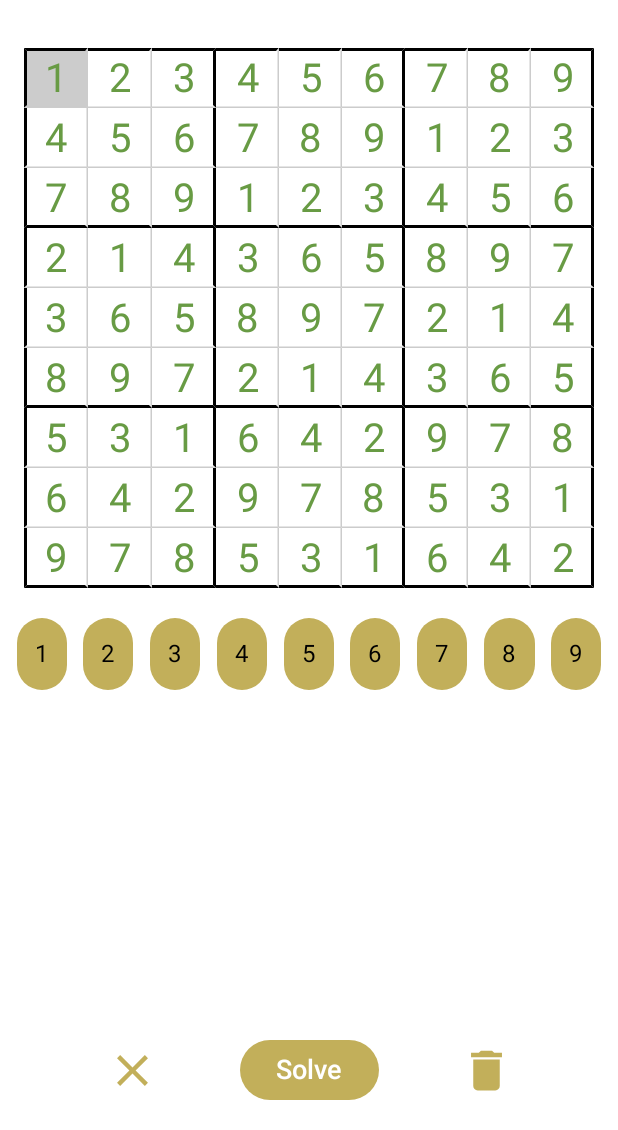
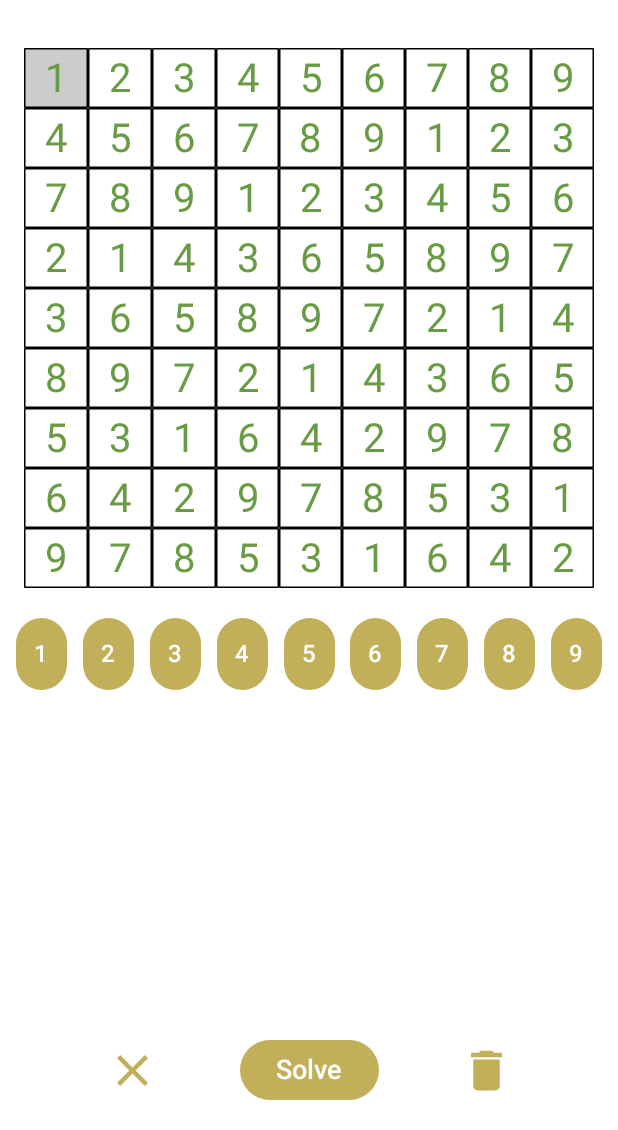
Before and after one commit to AdamDawi/Sudoku-solver, an Android app built with Jetpack Compose: the screen it shows after launch (MainActivity), after a tap on "Solve", on a phone screen of 412 x 824 dp, the part 106-1236 px from its top. Run offline under Robolectric (Android 15) with nearby library versions, the phone set to English and light mode, and no system bars.

Commit message:
FIX: recomposition of all cells when cell was clicked

```diff
--- a/app/src/main/AndroidManifest.xml
+++ b/app/src/main/AndroidManifest.xml
@@ -16,7 +16,8 @@
             android:name=".presentation.MainActivity"
             android:exported="true"
             android:label="@string/app_name"
-            android:theme="@style/Theme.SudokuSolver">
+            android:theme="@style/Theme.SudokuSolver"
+            android:screenOrientation="portrait">
             <intent-filter>
                 <action android:name="android.intent.action.MAIN" />
 
--- a/app/src/main/java/com/example/sudokusolver/common/Result.kt
+++ /dev/null
@@ -1,6 +0,0 @@
-package com.example.sudokusolver.common
-
-sealed class Result{
-    data class Success(val data: Array<Array<Int>>) : Result()
-    data object IncorrectSudoku : Result()
-}
--- /dev/null
+++ b/app/src/main/java/com/example/sudokusolver/common/SudokuSolution.kt
@@ -0,0 +1,6 @@
+package com.example.sudokusolver.common
+
+sealed class SudokuSolution{
+    data class Success(val data: Array<Array<Int>>) : SudokuSolution()
+    data object IncorrectSudoku : SudokuSolution()
+}
--- a/app/src/main/java/com/example/sudokusolver/presentation/main_screen/MainScreen.kt
+++ b/app/src/main/java/com/example/sudokusolver/presentation/main_screen/MainScreen.kt
@@ -33,7 +33,7 @@ import androidx.compose.ui.platform.LocalContext
 import androidx.compose.ui.text.font.FontWeight
 import androidx.compose.ui.unit.dp
 import androidx.compose.ui.unit.sp
-import com.example.sudokusolver.common.Result
+import com.example.sudokusolver.common.SudokuSolution
 import com.example.sudokusolver.common.clearBooleanState
 import com.example.sudokusolver.common.clearStringState
 import com.example.sudokusolver.common.toIntGrid
@@ -51,8 +51,8 @@ fun MainScreen(
 ) {
     val context = LocalContext.current
     // Initialize the grid with empty cells with spread operator (*)
-    val grid = remember { mutableStateListOf(*Array(9) { MutableList(9) { mutableStateOf("") } }) }
-    val isCellNew = remember { mutableStateListOf(*Array(9) { MutableList(9) { mutableStateOf(false) } }) }
+    val sudokuGrid = remember { mutableStateListOf(*Array(9) { MutableList(9) { mutableStateOf("") } }) }
+    val isCellModified = remember { mutableStateListOf(*Array(9) { MutableList(9) { mutableStateOf(false) } }) }
     var selectedCell by remember { mutableStateOf(Pair(0, 0)) }
     var isEnableSolveButton by remember {
         mutableStateOf(true)
@@ -69,10 +69,10 @@ fun MainScreen(
             modifier = Modifier
                 .padding(start = 16.dp, end = 16.dp)
                 .background(Color.White),
-            grid = grid,
+            grid = sudokuGrid,
             onCellClick = { i, j -> selectedCell = i to j },
             selectedCell = selectedCell,
-            isCellNew = isCellNew
+            isCellNew = isCellModified
         )
 
         Spacer(modifier = Modifier.height(20.dp))
@@ -80,7 +80,7 @@ fun MainScreen(
         NumbersRow(
             modifier = Modifier.fillMaxWidth()
         ) { number ->
-            grid[selectedCell.first][selectedCell.second].value = number.toString()
+            sudokuGrid[selectedCell.first][selectedCell.second].value = number.toString()
         }
 
         ButtonsRow(
@@ -89,35 +89,37 @@ fun MainScreen(
                 .padding(16.dp),
             onSolveClick = {
                 isEnableSolveButton = false
-                viewModel.solveSudoku(grid.toIntGrid()) { result ->
+                viewModel.solveSudoku(sudokuGrid.toIntGrid()) { result ->
                     when (result) {
-                        Result.IncorrectSudoku ->{
+                        SudokuSolution.IncorrectSudoku ->{
                             CoroutineScope(Dispatchers.Main).launch {
                                 Toast.makeText(context, "Incorrect sudoku", Toast.LENGTH_SHORT).show()
                             }
                             isEnableSolveButton = true
                         }
-                        is Result.Success -> {
+                        is SudokuSolution.Success -> {
                             for (i in 0 until 9) {
                                 for (j in 0 until 9) {
-                                    if (grid[i][j].value != result.data[i][j].toString()) {
-                                        grid[i][j].value = result.data[i][j].toString()
-                                        isCellNew[i][j].value = true
+                                    if (sudokuGrid[i][j].value != result.data[i][j].toString()) {
+                                        sudokuGrid[i][j].value = result.data[i][j].toString()
+                                        isCellModified[i][j].value = true
                                     }
                                 }
                             }
-                            grid.updateFrom(result.data)
+                            sudokuGrid.updateFrom(result.data)
                             isEnableSolveButton = true
                         }
                     }
                 }
             },
             onClearClick = {
-                grid[selectedCell.first][selectedCell.second].value = ""
+                if (sudokuGrid[selectedCell.first][selectedCell.second].value.isNotEmpty()) {
+                    sudokuGrid[selectedCell.first][selectedCell.second].value = ""
+                }
             },
             onClearAllClick = {
-                grid.clearStringState()
-                isCellNew.clearBooleanState()
+                sudokuGrid.clearStringState()
+                isCellModified.clearBooleanState()
             },
             isEnableSolveButton = isEnableSolveButton
         )
@@ -175,7 +177,7 @@ fun ButtonsRow(
             Icon(
                 modifier = Modifier.size(35.dp),
                 imageVector = Icons.Default.Clear,
-                contentDescription = "Clear",
+                contentDescription = "Clear cell",
                 tint = FadedOrange
             )
         }
@@ -198,7 +200,7 @@ fun ButtonsRow(
             Icon(
                 modifier = Modifier.size(35.dp),
                 imageVector = Icons.Default.Delete,
-                contentDescription = "Clear all",
+                contentDescription = "Clear all cells",
                 tint = FadedOrange
             )
         }
--- a/app/src/main/java/com/example/sudokusolver/presentation/main_screen/MainViewModel.kt
+++ b/app/src/main/java/com/example/sudokusolver/presentation/main_screen/MainViewModel.kt
@@ -2,7 +2,7 @@ package com.example.sudokusolver.presentation.main_screen
 
 import androidx.lifecycle.ViewModel
 import androidx.lifecycle.viewModelScope
-import com.example.sudokusolver.common.Result
+import com.example.sudokusolver.common.SudokuSolution
 import kotlinx.coroutines.CoroutineDispatcher
 import kotlinx.coroutines.Dispatchers
 import kotlinx.coroutines.launch
@@ -12,10 +12,10 @@ class MainViewModel(
     private val dispatcher: CoroutineDispatcher = Dispatchers.Default
 ): ViewModel() {
     private val UNASSIGNED = 0
-    fun solveSudoku(sudoku: Array<Array<Int>>, onResult: (Result) -> Unit) {
+    fun solveSudoku(sudoku: Array<Array<Int>>, onResult: (SudokuSolution) -> Unit) {
         viewModelScope.launch(dispatcher) {
             if (!checkIfSudokuIsValid(sudoku)) {
-                onResult(Result.IncorrectSudoku)
+                onResult(SudokuSolution.IncorrectSudoku)
                 return@launch
             }
 
@@ -24,27 +24,27 @@ class MainViewModel(
         }
     }
 
-    private fun solveSudokuInternal(sudoku: Array<Array<Int>>): Result {
+    private fun solveSudokuInternal(sudoku: Array<Array<Int>>): SudokuSolution {
         // find empty cell
         var row = 0
         var col = 0
         isEmptyCellInSudoku(sudoku)?.let { result ->
             row = result.first
             col = result.second
-        } ?: return Result.Success(sudoku)
+        } ?: return SudokuSolution.Success(sudoku)
 
         for (i in 1..9) {
             if (isSafe(sudoku, row, col, i)) {
                 sudoku[row][col] = i
                 val result = solveSudokuInternal(sudoku)
-                if (result is Result.Success) {
+                if (result is SudokuSolution.Success) {
                     return result
                 }
                 sudoku[row][col] = UNASSIGNED
             }
         }
 
-        return Result.IncorrectSudoku
+        return SudokuSolution.IncorrectSudoku
     }
 
     private fun isSafe(sudoku: Array<Array<Int>>, row: Int, col: Int, num: Int): Boolean {
--- a/app/src/main/java/com/example/sudokusolver/presentation/main_screen/components/NumberBox.kt
+++ b/app/src/main/java/com/example/sudokusolver/presentation/main_screen/components/NumberBox.kt
@@ -9,6 +9,8 @@ import androidx.compose.material3.Text
 import androidx.compose.runtime.Composable
 import androidx.compose.ui.Modifier
 import androidx.compose.ui.draw.clip
+import androidx.compose.ui.graphics.Color
+import androidx.compose.ui.text.font.FontWeight
 import androidx.compose.ui.unit.dp
 import com.example.sudokusolver.presentation.ui.theme.FadedOrange
 
@@ -23,8 +25,11 @@ fun NumberBox(
         .background(FadedOrange)
         .clickable { onClick() }
         .padding(12.dp)
-
     ){
-        Text(text = number.toString())
+        Text(
+            text = number.toString(),
+            fontWeight = FontWeight.SemiBold,
+            color = Color.White
+        )
     }
 }
--- a/app/src/main/java/com/example/sudokusolver/presentation/main_screen/components/SudokuBoard.kt
+++ b/app/src/main/java/com/example/sudokusolver/presentation/main_screen/components/SudokuBoard.kt
@@ -14,7 +14,6 @@ import androidx.compose.foundation.layout.size
 import androidx.compose.runtime.Composable
 import androidx.compose.runtime.MutableState
 import androidx.compose.runtime.key
-import androidx.compose.runtime.mutableStateListOf
 import androidx.compose.runtime.mutableStateOf
 import androidx.compose.ui.Alignment
 import androidx.compose.ui.Modifier
@@ -40,51 +39,65 @@ fun SudokuBoard(
         verticalArrangement = Arrangement.Center
     ) {
         for (i in 0 until 9) {
+            key(i) {
                 Row {
                     for (j in 0 until 9) {
-                    key(j){
-                        val bottomBorder =
-                            if (i % 3 == 2) Border(2.dp, Color.Black) else Border(1.dp, Color.LightGray)
-                        val endBorder =
-                            if (j % 3 == 2) Border(2.dp, Color.Black) else Border(1.dp, Color.LightGray)
-                        val startBorder = if (j == 0) Border(2.dp, Color.Black) else null
-                        val topBorder = if (i == 0) Border(2.dp, Color.Black) else null
+                        key(j) {
+                            SudokuCell(
+                                modifier = Modifier
+                                    .weight(1f),
+                                value = grid[i][j].value,
+                                isNew = isCellNew[i][j].value,
+                                isSelected = i == selectedCell.first && j == selectedCell.second,
+                                onClick = { onCellClick(i, j) }
+                            )
+                        }
+                    }
+                }
+            }
+        }
+    }
+}
+
+@Composable
+fun SudokuCell(
+    modifier: Modifier = Modifier,
+    value: String,
+    isNew: Boolean,
+    isSelected: Boolean,
+    onClick: () -> Unit
+) {
+    val backgroundColor = if (isSelected) Color.LightGray else Color.White
+    val textColor = if (isNew) LightGreen else Color.Black
 
     Box(
         contentAlignment = Alignment.Center,
-                            modifier = Modifier
-                                .weight(1f)
+        modifier = modifier
             .size(40.dp)
-                                .background(if (i == selectedCell.first && j == selectedCell.second) Color.LightGray else Color.White)
+            .background(backgroundColor)
             .border(
-                                    start = startBorder,
-                                    top = topBorder,
-                                    end = endBorder,
-                                    bottom = bottomBorder
+                start = Border(1.dp, Color.Black),
+                top = Border(1.dp, Color.Black),
+                end = Border(1.dp, Color.Black),
+                bottom = Border(1.dp, Color.Black)
             )
-                                .clickable { onCellClick(i, j) }
+            .clickable { onClick() }
     ) {
         Canvas(modifier = Modifier.fillMaxSize()) {
-                                val cellValue = grid[i][j].value
-                                if (cellValue.isNotEmpty()) {
+            if (value.isNotEmpty()) {
                 val textPaint = Paint().apply {
-                                        color = if (isCellNew[i][j].value) LightGreen.toArgb() else android.graphics.Color.BLACK
+                    color = textColor.toArgb()
                     textSize = 40f
                     textAlign = Paint.Align.CENTER
                 }
 
                 val textBounds = Rect()
-                                    textPaint.getTextBounds(cellValue, 0, cellValue.length, textBounds)
+                textPaint.getTextBounds(value, 0, value.length, textBounds)
 
                 val x = size.width / 2
                 val y = size.height / 2 + textBounds.height() / 2 - textBounds.bottom
 
-                                    drawContext.canvas.nativeCanvas.drawText(cellValue, x, y, textPaint)
-                                }
-                            }
-                        }
-                    }
-                }
+                drawContext.canvas.nativeCanvas.drawText(value, x, y, textPaint)
             }
         }
     }
```
Also changed, not shown: 1 other file. Lines whose indentation alone changed are shown as unchanged.
